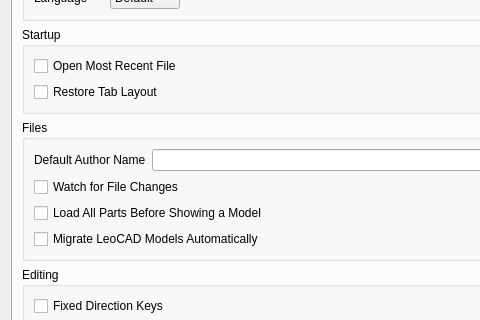
The window that source/interface/dialogs/sw_dialog_preferences.ui (nathaneltitane/studworks) describes before a commit, drawn with Qt 5; both pictures show x 0 to 480 and y 298 to 618 of the 726 by 1326 pixel window.
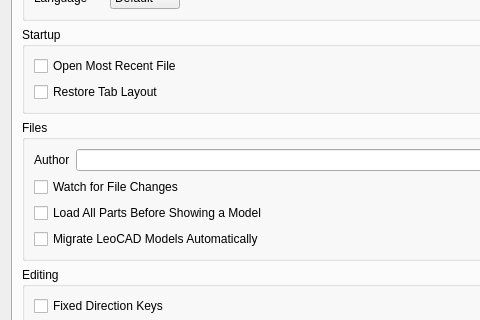
The same window after the commit.

Patch:
```diff
--- a/source/interface/dialogs/sw_dialog_preferences.ui
+++ b/source/interface/dialogs/sw_dialog_preferences.ui
@@ -355,7 +355,7 @@
              <string>Set the author name used for new models.</string>
             </property>
             <property name="text">
-             <string>Default Author Name</string>
+             <string>Author</string>
             </property>
             <property name="buddy">
              <cstring>authorName</cstring>
```
Left out of the diff: 2 changed lines with no effect on the pictures.
